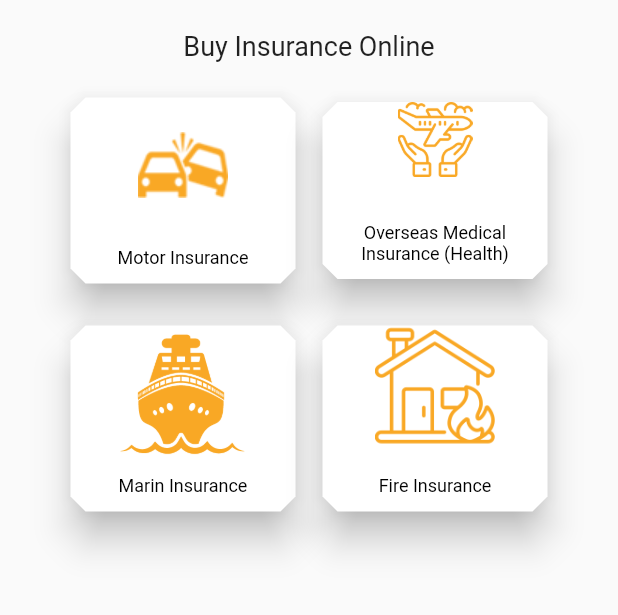
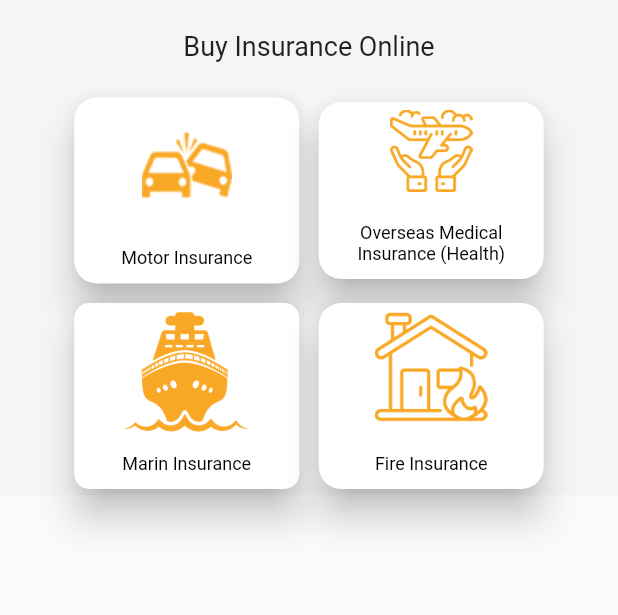
Before and after one commit to habibakij/bnic, a Flutter app: the screen it shows after launch, on a phone screen of 412 x 824 dp, the part 249-864 px from its top. Run offline on Flutter 3.47's test engine with Material 2 defaults, Android fonts, the phone set to English and light mode, and no system bars; our stand-ins replace data_connection_checker, flutter_easyloading, fluttertoast, hexcolor, shared_preferences, webview_flutter; missing offline and left inert: countdown_flutter, flutter_custom_dialog, flutter_inappwebview, sslcommerz.

Commit message:
project complete

```diff
--- a/lib/MotorInsurance/commercial/commercialconformation.dart
+++ b/lib/MotorInsurance/commercial/commercialconformation.dart
@@ -52,7 +52,7 @@ class _commercialConformationState extends State<commercialConformation> {
 
  class _PreviewDetailsState extends State<PreviewDetails> {
 
-  bool check= true;
+  bool check= false;
   String privacyPolicyText= "I hereby declare that the details furnished above are true and correct to the best of my "
       "knowledge and belief and I undertake to inform you of any changes therein immediately."
       "I also declare that all the documents to operate the vehicle on public road are current and valid.";
@@ -834,7 +834,7 @@ class _commercialConformationState extends State<commercialConformation> {
                                    height: 24.0,
                                    width: 24.0,
                                    child: Checkbox(
-                                     checkColor: Colors.greenAccent,
+                                     checkColor: Colors.white,
                                      activeColor: HexColor("#F9A825"),
                                      value: check,
                                      onChanged: (bool value){
--- a/lib/MotorInsurance/motorcycle/motocycleconformaion.dart
+++ b/lib/MotorInsurance/motorcycle/motocycleconformaion.dart
@@ -43,7 +43,7 @@ class _MotorDetailsState extends State<MotorDetails> {
 
   double convertTaka;
 
-  bool check= true;
+  bool check= false;
   String privacyPolicyText= "I hereby declare that the details furnished above are true and correct to the best of my "
       "knowledge and belief and I undertake to inform you of any changes therein immediately."
       "I also declare that all the documents to operate the vehicle on public road are current and valid.";
@@ -767,7 +767,7 @@ class _MotorDetailsState extends State<MotorDetails> {
                                   height: 24.0,
                                   width: 24.0,
                                   child: Checkbox(
-                                    checkColor: Colors.greenAccent,
+                                    checkColor: Colors.white,
                                     activeColor: HexColor("#F9A825"),
                                     value: check,
                                     onChanged: (bool value){
--- a/lib/OverseasMedical/overseasconformation.dart
+++ b/lib/OverseasMedical/overseasconformation.dart
@@ -534,7 +534,7 @@ class _InfoDetailsState extends State<InfoDetails> {
                                 height: 24.0,
                                 width: 24.0,
                                 child: Checkbox(
-                                  checkColor: Colors.greenAccent,
+                                  checkColor: Colors.white,
                                   activeColor: HexColor("#F9A825"),
                                   value: check,
                                   onChanged: (bool value){
--- a/lib/main.dart
+++ b/lib/main.dart
@@ -234,6 +234,7 @@ class _MyHomePageState extends State<MyHomePage> {
         child: ListView(
           padding: EdgeInsets.zero,
           children: <Widget>[
+
             DrawerHeader(
               padding: EdgeInsets.all(0.1),
               child: Container(
@@ -276,42 +277,37 @@ class _MyHomePageState extends State<MyHomePage> {
                 color: Colors.blue,
               ),
             ),
-            CustomListTile(Icons.person, "About Us", () =>
-            {
+
+            CustomListTile(Icons.person, "About Us", () => {
               Navigator.pop(context),
-              Navigator.push(
-                  context, MaterialPageRoute(builder: (context) => AboutUS())),
+              Navigator.push(context, MaterialPageRoute(builder: (context) => AboutUS())),
             }),
-            CustomListTile(Icons.business, "Company Profile", () =>
-            {
+
+            CustomListTile(Icons.business, "Company Profile", () => {
               Navigator.pop(context),
-              Navigator.push(context,
-                  MaterialPageRoute(builder: (context) => CompanyProfile())),
+              Navigator.push(context, MaterialPageRoute(builder: (context) => CompanyProfile())),
             }),
-            CustomListTile(Icons.people, "Board of Director", () =>
-            {
+
+            CustomListTile(Icons.people, "Board of Director", () => {
               Navigator.pop(context),
-              Navigator.push(context,
-                  MaterialPageRoute(builder: (context) => DirectorBoard())),
+              Navigator.push(context, MaterialPageRoute(builder: (context) => DirectorBoard())),
             }),
-            CustomListTile(Icons.business_center, "Management", () =>
-            {
+
+            CustomListTile(Icons.business_center, "Management", () => {
               Navigator.pop(context),
-              Navigator.push(context,
-                  MaterialPageRoute(builder: (context) => Management())),
+              Navigator.push(context, MaterialPageRoute(builder: (context) => Management())),
             }),
-            CustomListTile(Icons.offline_pin_outlined, "Branch Office", () =>
-            {
+
+            CustomListTile(Icons.offline_pin_outlined, "Branch Office", () => {
               Navigator.pop(context),
-              Navigator.push(context,
-                  MaterialPageRoute(builder: (context) => BranchOffice())),
+              Navigator.push(context, MaterialPageRoute(builder: (context) => BranchOffice())),
             }),
-            CustomListTile(Icons.info, "Claim Information", () =>
-            {
+
+            CustomListTile(Icons.info, "Claim Information", () => {
               Navigator.pop(context),
-              Navigator.push(context,
-                  MaterialPageRoute(builder: (context) => ClaimInformation())),
+              Navigator.push(context, MaterialPageRoute(builder: (context) => ClaimInformation())),
             }),
+
           ],
         ),
       ),
@@ -319,7 +315,10 @@ class _MyHomePageState extends State<MyHomePage> {
       body: SingleChildScrollView(
         padding: EdgeInsets.fromLTRB(0.0, 0.0, 0.0, 10.0),
         scrollDirection: Axis.vertical,
+        child: Container(
+          color: HexColor("#f5f5f5"),
           child: Column(
+            mainAxisAlignment: MainAxisAlignment.center,
             children: <Widget>[
 
               SizedBox(height: 10.0,),
@@ -341,10 +340,12 @@ class _MyHomePageState extends State<MyHomePage> {
                 mainAxisAlignment: MainAxisAlignment.center,
                 children: <Widget>[
 
-                Card(
+                  GestureDetector(
+
+                    child: Card(
                       elevation: 10.0,
-                  shape: BeveledRectangleBorder(
-                    borderRadius: BorderRadius.circular(10.0),
+                      shape: RoundedRectangleBorder(
+                        borderRadius: BorderRadius.circular(15.0),
                       ),
                       child: Column(
                         mainAxisAlignment: MainAxisAlignment.center,
@@ -374,24 +375,32 @@ class _MyHomePageState extends State<MyHomePage> {
                       ),
                     ),
 
-                SizedBox(width: 10.0,),
+                    onTap: (){
+                      Navigator.push(context, MaterialPageRoute(builder: (context) => MotorInsurance()));
+                    },
+                  ),
 
-                Card(
+                  SizedBox(width: 5.0,),
+
+                  GestureDetector(
+
+                    child: Card(
                       elevation: 10.0,
-                  shape: BeveledRectangleBorder(
-                    borderRadius: BorderRadius.circular(10.0),
+                      shape: RoundedRectangleBorder(
+                        borderRadius: BorderRadius.circular(15.0),
                       ),
                       child: Column(
                         mainAxisAlignment: MainAxisAlignment.center,
                         children: <Widget>[
 
                           Container(
-                        height: 50.0,
+                            height: 60.0,
                             width: 150.0,
+                            padding: EdgeInsets.fromLTRB(0.0, 5.0, 0.0, 0.0),
                             child: Image.asset("assetimage/travel.png", color: HexColor("#F9A825"),),
                           ),
 
-                      SizedBox(height: 30.0,),
+                          SizedBox(height: 20.0,),
 
                           Container(
                             width: 150.0,
@@ -409,19 +418,26 @@ class _MyHomePageState extends State<MyHomePage> {
                       ),
                     ),
 
+                    onTap: (){
+                      Navigator.push(context, MaterialPageRoute(builder: (context) => OverseasMedical()));
+                    },
+                  ),
+
                 ],
               ),
 
-            SizedBox(height: 20.0,),
+              SizedBox(height: 5.0,),
 
               /// second row with two property MARIN & FIRE insurance
               Row(
                 mainAxisAlignment: MainAxisAlignment.center,
                 children: <Widget>[
 
-                Card(
+                  GestureDetector(
+
+                    child: Card(
                       elevation: 10.0,
-                  shape: BeveledRectangleBorder(
+                      shape: RoundedRectangleBorder(
                         borderRadius: BorderRadius.circular(10.0),
                       ),
                       child: Column(
@@ -452,12 +468,19 @@ class _MyHomePageState extends State<MyHomePage> {
                       ),
                     ),
 
-                SizedBox(width: 10.0,),
+                    onTap: (){
+                      customDialog(context);
+                    },
+                  ),
 
-                Card(
+                  SizedBox(width: 5.0,),
+
+                  GestureDetector(
+
+                    child: Card(
                       elevation: 10.0,
-                  shape: BeveledRectangleBorder(
-                    borderRadius: BorderRadius.circular(10.0),
+                      shape: RoundedRectangleBorder(
+                        borderRadius: BorderRadius.circular(15.0),
                       ),
                       child: Column(
                         mainAxisAlignment: MainAxisAlignment.center,
@@ -466,6 +489,7 @@ class _MyHomePageState extends State<MyHomePage> {
                           Container(
                             height: 80.0,
                             width: 150.0,
+                            padding: EdgeInsets.fromLTRB(0.0, 5.0, 0.0, 0.0),
                             child: Image.asset("assetimage/fire.png", color: HexColor("#F9A825"),),
                           ),
 
@@ -487,10 +511,16 @@ class _MyHomePageState extends State<MyHomePage> {
                       ),
                     ),
 
+                    onTap: (){
+                      customDialog(context);
+                    },
+                  ),
+
                 ],
               ),
 
             ],
+          ),
         ),
       ),
     );
@@ -511,22 +541,22 @@ class CustomListTile extends StatelessWidget {
     return InkWell(
       splashColor: HexColor("#F9A825"),
       onTap: onTap,
+
       child: Container(
         height: 40.0,
+        padding: EdgeInsets.fromLTRB(5.0, 0.0, 0.0, 0.0),
         child: Row(
           mainAxisAlignment: MainAxisAlignment.spaceBetween,
           children: <Widget>[
+
             Row(
               children: <Widget>[
-                Icon(icon),
-                Padding(
-                  padding: const EdgeInsets.all(8.0),
+                Icon(icon, color: HexColor("#737373"),),
+                Padding(padding: const EdgeInsets.all(8.0),
+
                   child: Text(
                     title,
-                    style: TextStyle(
-                      fontSize: 12.0,
-                    ),
-                  ),
+                    style: TextStyle(fontSize: 12.0,),),
                 ),
               ],
             ),
```
Also changed, not shown: lib/MotorInsurance/commercial/car.dart (+4 -4 lines), lib/MotorInsurance/commercial/carinfoentry.dart (+8 -6 lines), lib/MotorInsurance/motorcycle/motorcyl.dart (+47 -0 lines), lib/MotorInsurance/motorcycle/motorinfoentry.dart (+9 -7 lines), lib/MotorInsurance/motorinsurance.dart (+6 -6 lines), lib/OverseasMedical/overseasmedinfoentry.dart (+33 -86 lines). Lines whose indentation alone changed are shown as unchanged.
